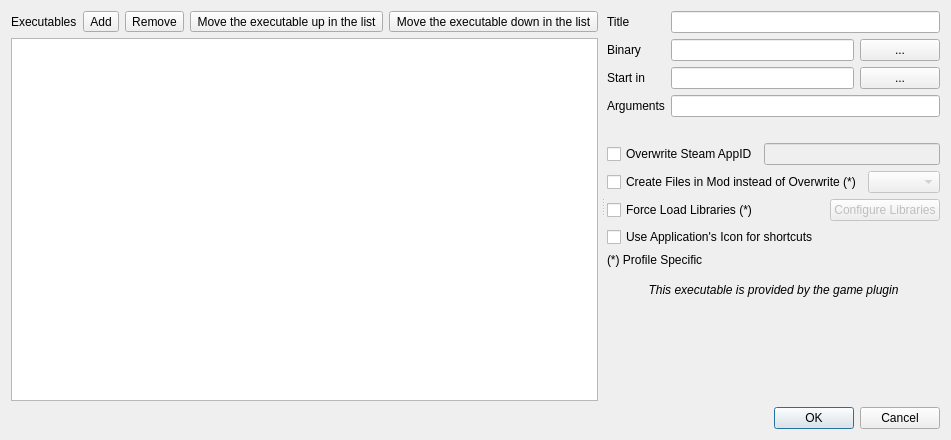
First picture: the form in modorganizer/src/editexecutablesdialog.ui, repository Holt59/mo2-merge, before the edit.
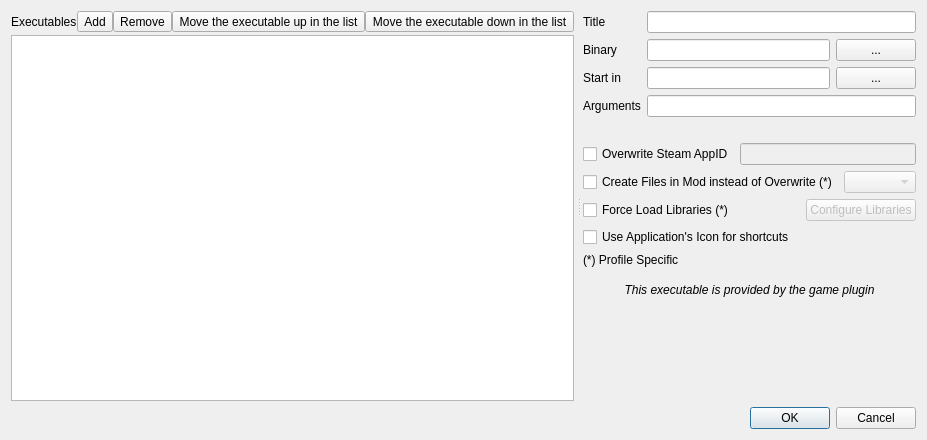
Second picture: the form after the edit. Icons and pictures are not drawn.

Commit message: [modorganizer] reduced spacing between buttons, removed chatty logging

The edit to the form file:
```diff
--- a/modorganizer/src/editexecutablesdialog.ui
+++ b/modorganizer/src/editexecutablesdialog.ui
@@ -48,6 +48,9 @@
         </property>
         <widget class="QWidget" name="widget_2" native="true">
          <layout class="QVBoxLayout" name="verticalLayout_3">
+          <property name="spacing">
+           <number>3</number>
+          </property>
           <property name="leftMargin">
            <number>0</number>
           </property>
@@ -62,6 +65,9 @@
           </property>
           <item>
            <layout class="QHBoxLayout" name="horizontalLayout_2">
+            <property name="spacing">
+             <number>0</number>
+            </property>
             <item>
              <widget class="QLabel" name="label_6">
               <property name="text">
```
The commit also changes 1 other file.
